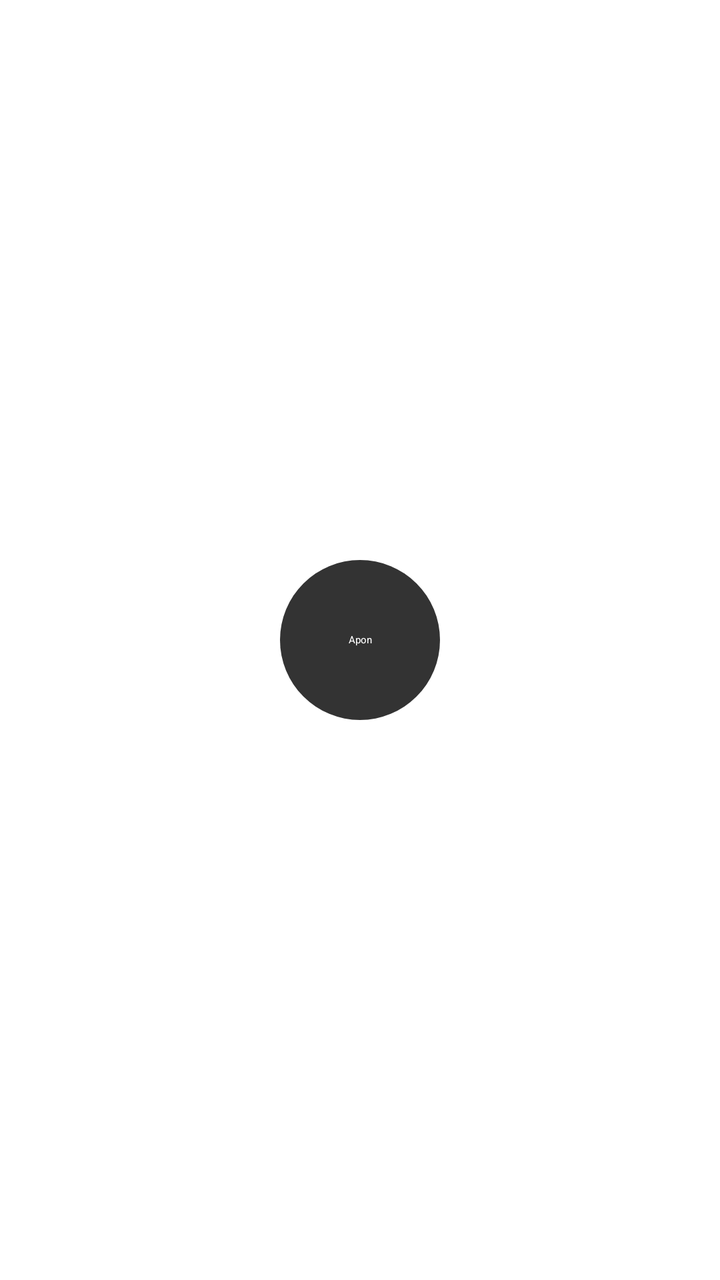
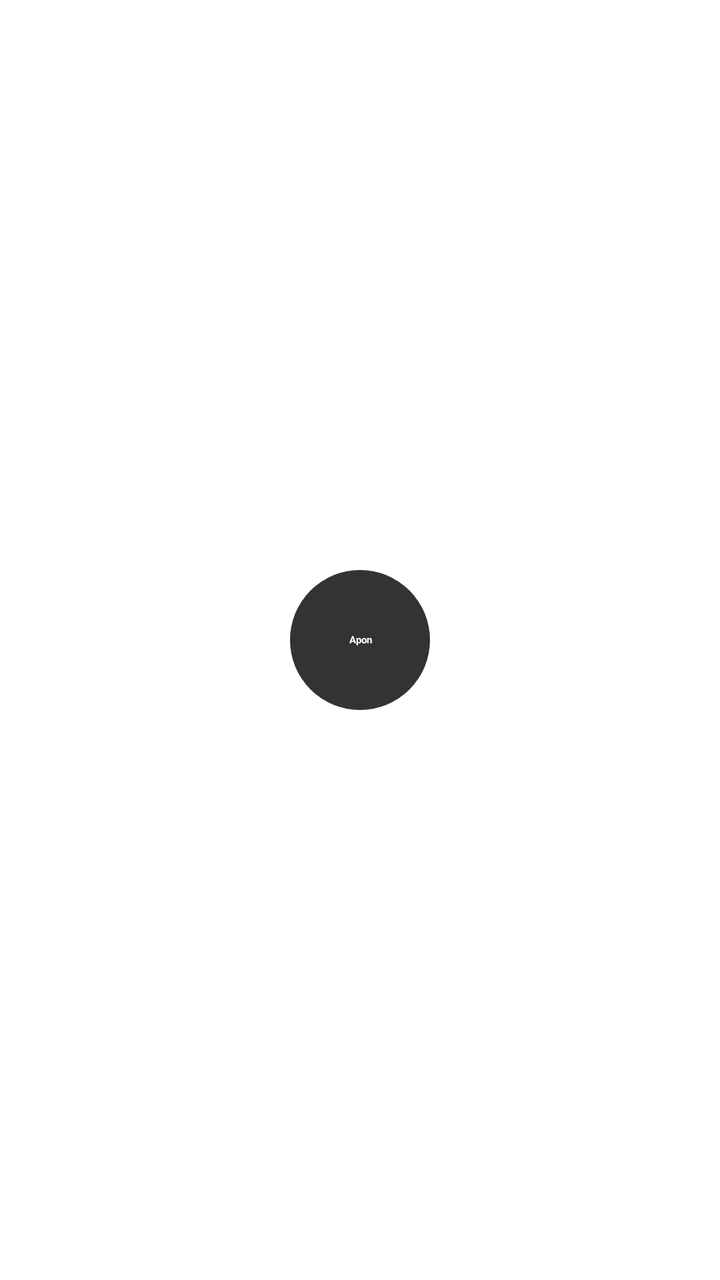

Compare the two renders of this Android layout. The source of the first and the diff that turns it into the second are given below.
<!-- AndroidManifest.xml: application theme Theme.SRVoice -->
<!-- res/layout/item_user.xml -->
<?xml version="1.0" encoding="utf-8"?>
<LinearLayout xmlns:android="http://schemas.android.com/apk/res/android"
    android:layout_width="match_parent"
    android:layout_height="wrap_content"
    android:orientation="vertical"
    android:padding="8dp"
    android:gravity="center">
    <TextView
        android:id="@+id/userName"
        android:layout_width="80dp"
        android:layout_height="80dp"
        android:gravity="center"
        android:text="Apon"
        android:textColor="#FFFFFF"
        android:background="@drawable/bg_user"/>
</LinearLayout>
<!-- resources referenced by this layout -->
<resources>
  <!-- drawable bg_user (drawable) -->
  <?xml version="1.0" encoding="utf-8"?>
  <shape xmlns:android="http://schemas.android.com/apk/res/android"
      android:shape="oval">
      <solid android:color="#333333"/>
  </shape>
</resources>

<!-- the commit's change to res/layout/item_user.xml (unified diff, before → after) -->
@@ -5,12 +5,34 @@
     android:orientation="vertical"
     android:padding="8dp"
     android:gravity="center">
+
     <TextView
         android:id="@+id/userName"
-        android:layout_width="80dp"
-        android:layout_height="80dp"
+        android:layout_width="70dp"
+        android:layout_height="70dp"
         android:gravity="center"
         android:text="Apon"
         android:textColor="#FFFFFF"
+        android:textStyle="bold"
         android:background="@drawable/bg_user"/>
+
+    
+    <TextView
+        android:id="@+id/txtUserName"
+        android:layout_width="80dp"
+        android:layout_height="wrap_content"
+        android:gravity="center"
+        android:maxLines="1"
+        android:ellipsize="end"
+        android:text="Apon"
+        android:textSize="11sp"
+        android:layout_marginTop="4dp"
+        android:visibility="gone"/>
+
+    <ImageView
+        android:id="@+id/imgUser"
+        android:layout_width="0dp"
+        android:layout_height="0dp"
+        android:visibility="gone"/>
+
 </LinearLayout>
